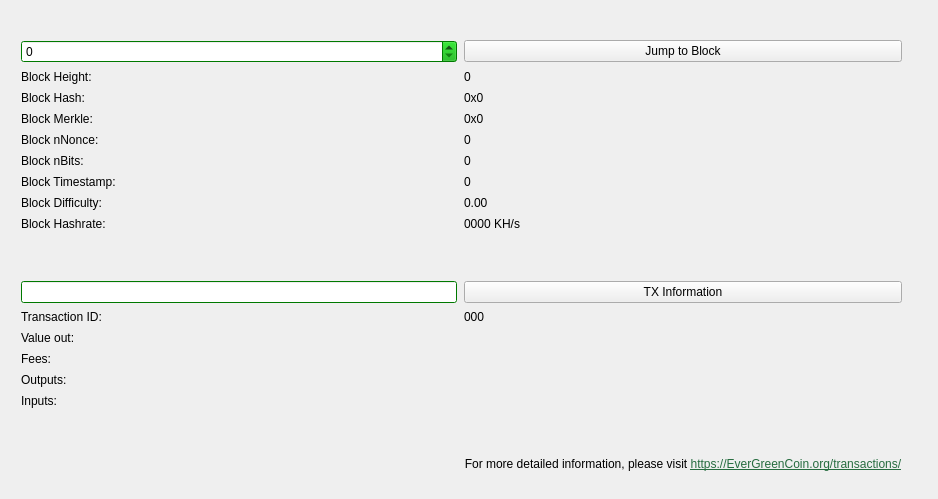
First picture: the form in src/qt/forms/blockbrowser.ui, repository m1ari/EverGreenCoin, before the edit.
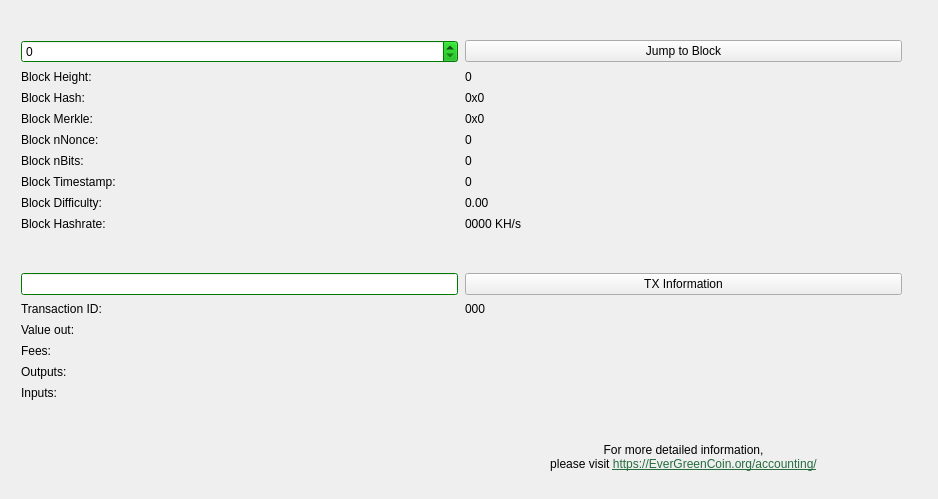
Second picture: the form after the edit.

Commit message: Small wording and UI corrections

Patch:
```diff
--- a/src/qt/forms/blockbrowser.ui
+++ b/src/qt/forms/blockbrowser.ui
@@ -1197,8 +1197,7 @@
           <string notr="true">color: black;</string>
          </property>
          <property name="text">
-          <string>For more detailed information,
- please visit &lt;a href=&quot;https://EverGreenCoin.org/transactions/&quot; style=&quot;color: #266C3F;&quot;&gt;https://EverGreenCoin.org/transactions/&lt;/a&gt;</string>
+          <string>&lt;html&gt;&lt;head/&gt;&lt;body&gt;&lt;p&gt;For more detailed information,&lt;br/&gt;please visit &lt;a href=&quot;https://EverGreenCoin.org/accounting/&quot;&gt;&lt;span style=&quot; text-decoration: underline; color:#266c3f;&quot;&gt;https://EverGreenCoin.org/accounting/&lt;/span&gt;&lt;/a&gt;&lt;/p&gt;&lt;/body&gt;&lt;/html&gt;</string>
          </property>
          <property name="textFormat">
           <enum>Qt::RichText</enum>
```
The commit also changes 6 other files.
